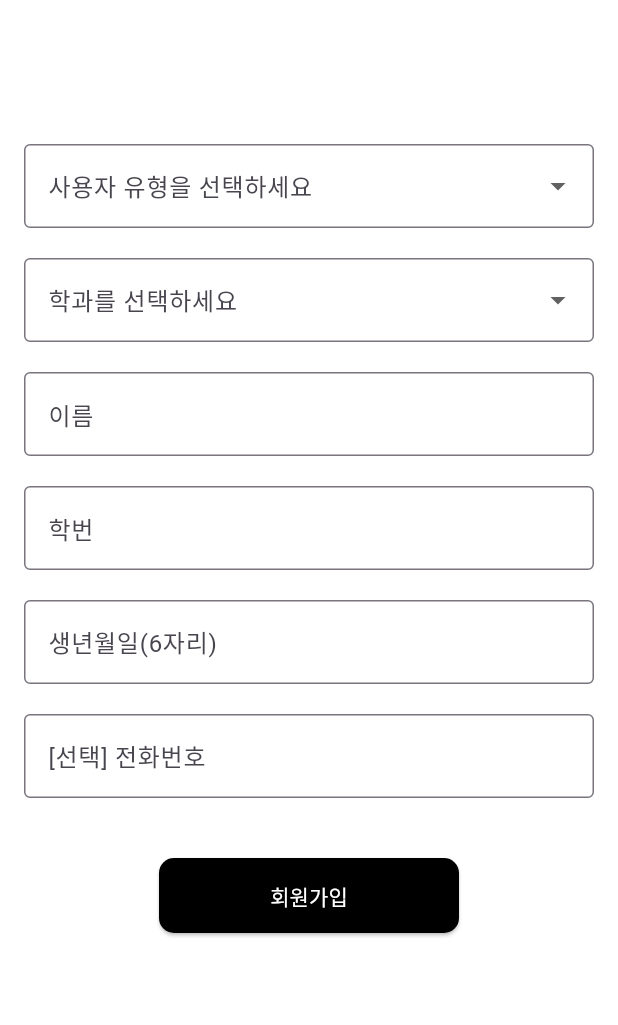
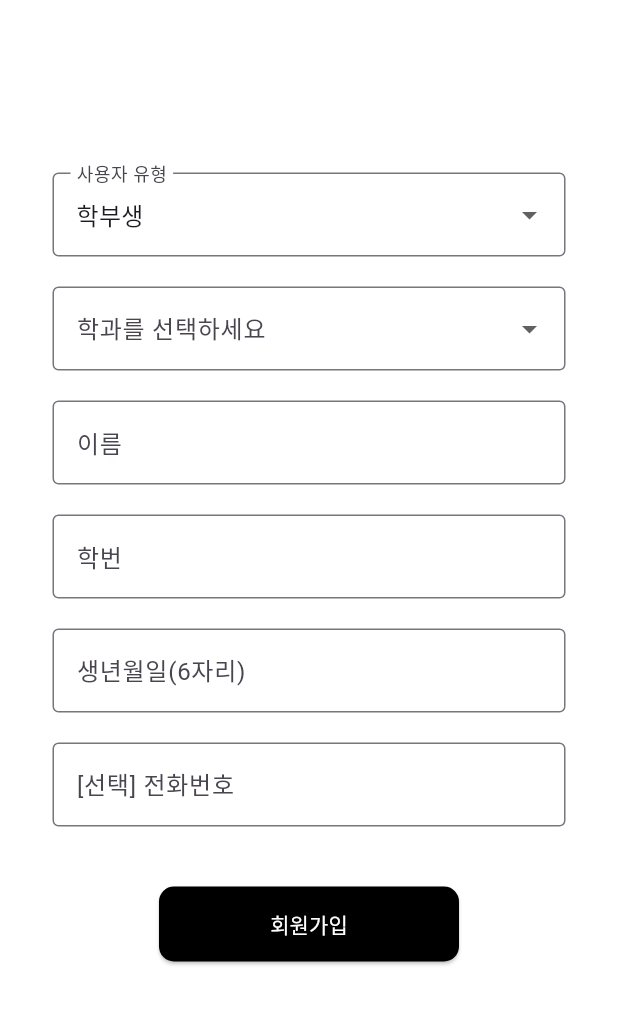
Before and after one commit to psh010208/attendance_check, a Flutter app: the SignUpPage screen opened by its route, on a phone screen of 412 x 824 dp, the part 84-1109 px from its top. Run offline on Flutter 3.47's test engine with Material 3 defaults, Android fonts, the phone set to English and light mode, and no system bars; our stand-ins replace cloud_firestore, firebase_core; accounts and stored records are empty.

Commit message:
-디자인 변경("역할 선택"->"사용자 유형 선택")

```diff
--- a/lib/feature/screen/SignUpPage.dart
+++ b/lib/feature/screen/SignUpPage.dart
@@ -121,7 +121,7 @@ class _SignUpPageState extends State<SignUpPage> {
 
       body: SingleChildScrollView(  // 스크롤 가능하게 설정
         child: Padding(
-          padding: const EdgeInsets.all(16.0),
+          padding: const EdgeInsets.all(35.0),
           child: Column(
             children: [
               const SizedBox(height: 80),  // 상단 여백 추가
@@ -132,8 +132,9 @@ class _SignUpPageState extends State<SignUpPage> {
                   children: [
                     // 역할 선택 필드
                     DropdownButtonFormField<String>(
+                      value: '학부생', // 기본값 설정
                       decoration: InputDecoration(
-                        labelText: '사용자 유형을 선택하세요',
+                        labelText: '사용자 유형',
                         border: OutlineInputBorder(),
                       ),
                       items: ['학부생', '관리자']
@@ -147,7 +148,7 @@ class _SignUpPageState extends State<SignUpPage> {
                         });
                       },
                       validator: (value) =>
-                      value == null ? '사용자 유형을 선택하세요' : null,
+                      value == null ? '사용자 유형' : null,
                     ),
                     const SizedBox(height: 20),
 
```
